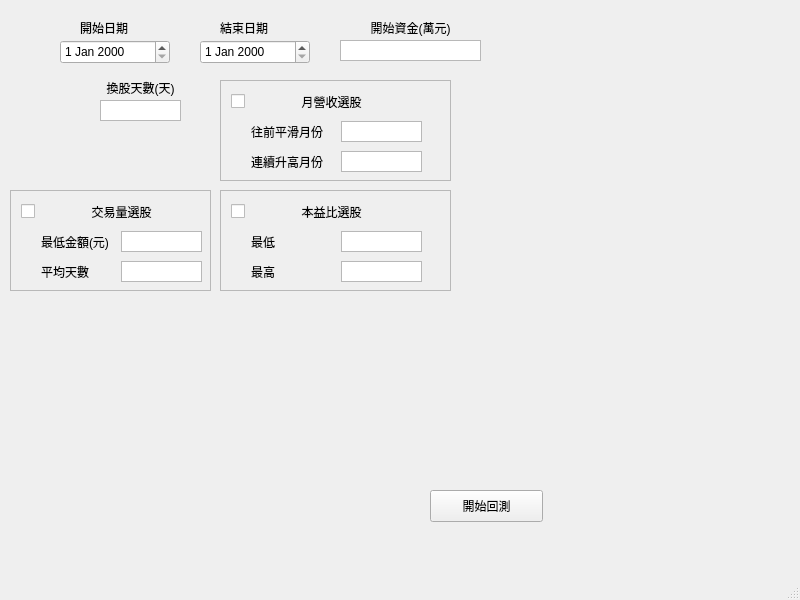
Old version of the form UI_backtest.ui in the repository bjioljlo/StockHistory.
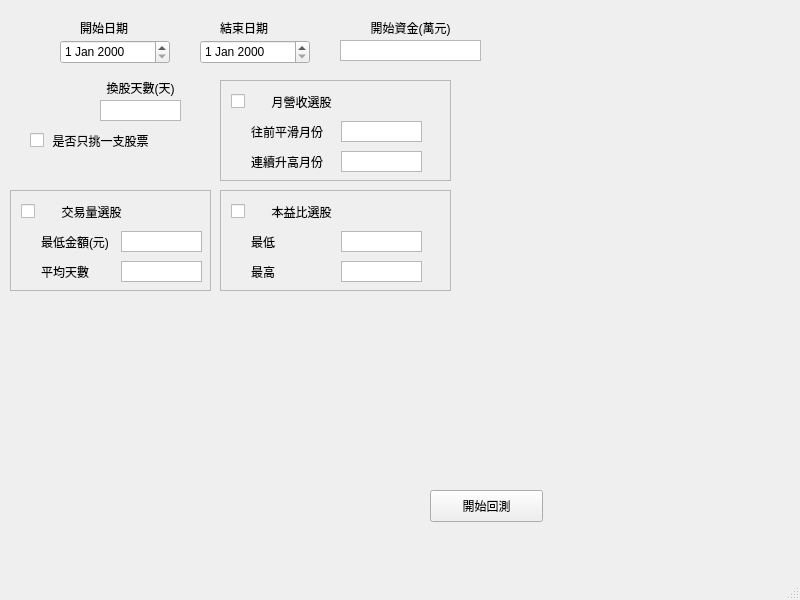
New version of the form.

Commit message: 新增只買一支股票和只買整張不買散股，更新資料

What changed in the file:
```diff
--- a/UI_backtest.ui
+++ b/UI_backtest.ui
@@ -245,7 +245,7 @@
      <widget class="QLabel" name="label_7">
       <property name="geometry">
        <rect>
-        <x>60</x>
+        <x>30</x>
         <y>10</y>
         <width>101</width>
         <height>21</height>
@@ -263,7 +263,7 @@
        <rect>
         <x>10</x>
         <y>10</y>
-        <width>61</width>
+        <width>101</width>
         <height>20</height>
        </rect>
       </property>
@@ -355,7 +355,7 @@
      <widget class="QLabel" name="label_10">
       <property name="geometry">
        <rect>
-        <x>60</x>
+        <x>30</x>
         <y>10</y>
         <width>101</width>
         <height>21</height>
@@ -373,7 +373,7 @@
        <rect>
         <x>10</x>
         <y>10</y>
-        <width>61</width>
+        <width>111</width>
         <height>20</height>
        </rect>
       </property>
@@ -465,7 +465,7 @@
      <widget class="QLabel" name="label_13">
       <property name="geometry">
        <rect>
-        <x>60</x>
+        <x>30</x>
         <y>10</y>
         <width>101</width>
         <height>21</height>
@@ -483,7 +483,7 @@
        <rect>
         <x>10</x>
         <y>10</y>
-        <width>61</width>
+        <width>111</width>
         <height>20</height>
        </rect>
       </property>
@@ -493,6 +493,35 @@
      </widget>
     </widget>
    </widget>
+   <widget class="QCheckBox" name="check_pickOneStock">
+    <property name="geometry">
+     <rect>
+      <x>30</x>
+      <y>130</y>
+      <width>101</width>
+      <height>20</height>
+     </rect>
+    </property>
+    <property name="text">
+     <string/>
+    </property>
+   </widget>
+   <widget class="QLabel" name="label_14">
+    <property name="geometry">
+     <rect>
+      <x>50</x>
+      <y>130</y>
+      <width>101</width>
+      <height>21</height>
+     </rect>
+    </property>
+    <property name="text">
+     <string>是否只挑一支股票</string>
+    </property>
+    <property name="alignment">
+     <set>Qt::AlignCenter</set>
+    </property>
+   </widget>
   </widget>
   <widget class="QMenuBar" name="menubar">
    <property name="geometry">
```
The commit also changes 7 other files.
